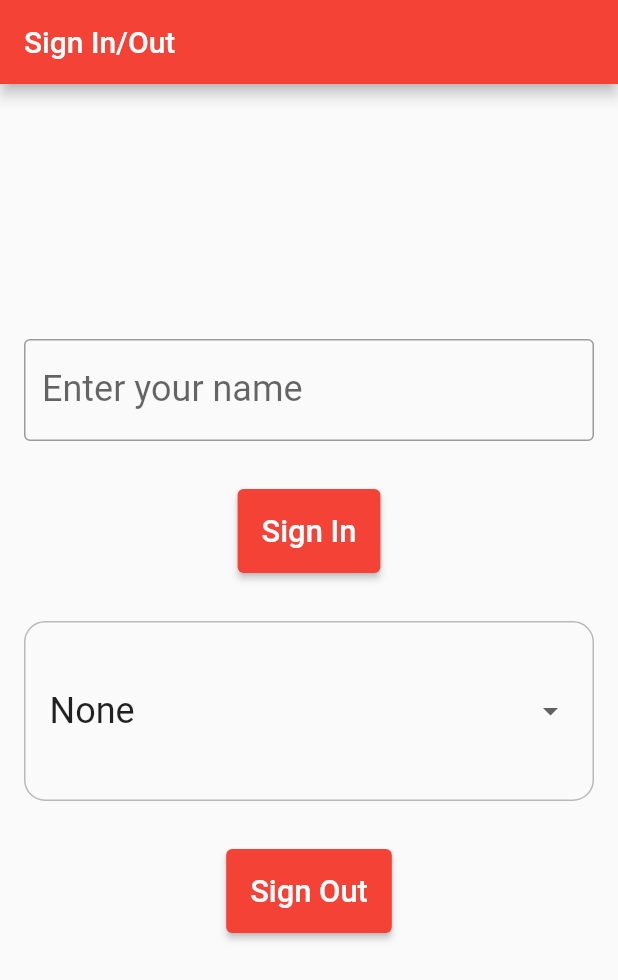
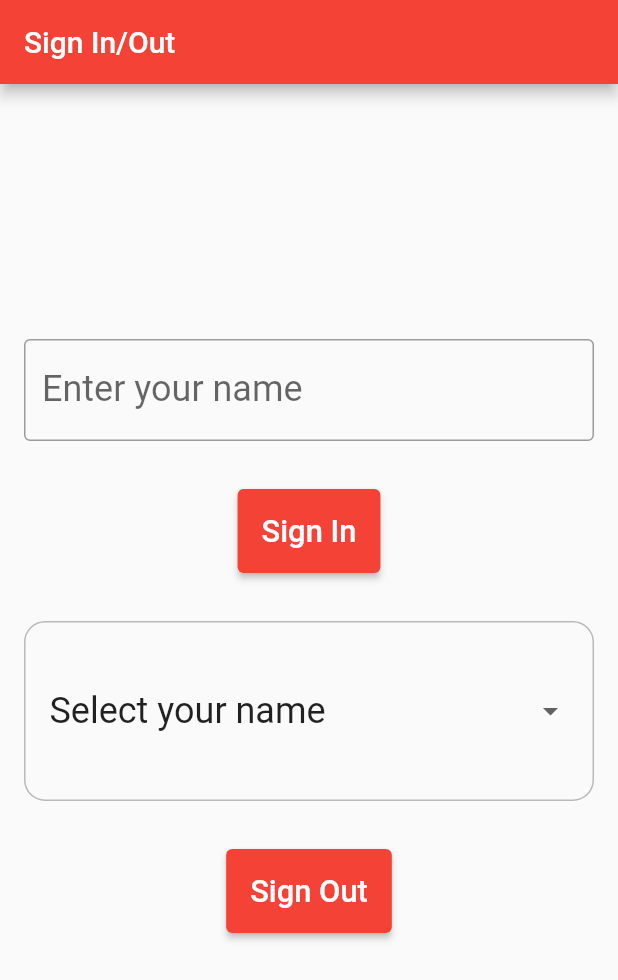
Before and after one commit to frc5567/signin-tracker, a Flutter app: the screen it shows after launch, after a tap on "Sign Out", on a phone screen of 412 x 824 dp. Shown: the top 980 px of the screen. Run offline on Flutter 3.47's test engine with Material 2 defaults, Android fonts, the phone set to English and light mode, and no system bars; drawn by our look-alikes of dropdown_button2; our stand-ins replace csv.

Commit message:
Updated None to Select your name for legibility

```diff
--- a/lib/main.dart
+++ b/lib/main.dart
@@ -19,8 +19,12 @@ List<Person> signInList = [];
 /// Map of people who are currently signed in
 Map<String, DateTime> currentlySignedIn = {};
 
-/// Default currently selected option for dropdown
-String _currentSelect = "None";
+/// Default dropdown string
+const _defaultDropdown = "Select your name";
+
+/// currently selected option for dropdown
+String _currentSelect = _defaultDropdown;
+
 
 class MyApp extends StatelessWidget {
   const MyApp({Key? key}) : super(key: key);
@@ -195,7 +199,7 @@ class _MyHomePageState extends State<MyHomePage> with WidgetsBindingObserver {
 
   /// Remove a person to our map and add them to the list with a sign out time
   void _signOut(String name) {
-    _currentSelect = "None";
+    _currentSelect = _defaultDropdown;
     Person signingOut = Person(
         name: name, signIn: currentlySignedIn.remove(name) ?? DateTime.now());
     signingOut.signOut = DateTime.now();
@@ -221,7 +225,7 @@ class _MyHomePageState extends State<MyHomePage> with WidgetsBindingObserver {
     StreamController<String> _controller = StreamController<String>();
 
     // add default value to our list. This will appear in csv, but so be it
-    currentlySignedIn.putIfAbsent("None", () => DateTime.now());
+    currentlySignedIn.putIfAbsent(_defaultDropdown, () => DateTime.now());
 
     // screen size data for scaling our button
     final width = MediaQuery.of(context).size.width;
@@ -317,14 +321,14 @@ class _MyHomePageState extends State<MyHomePage> with WidgetsBindingObserver {
                           ),
                         ),
                         onPressed: () {
-                          if (_currentSelect != "None") {
+                          if (_currentSelect != _defaultDropdown) {
                             _signOut(_currentSelect);
-                            _currentSelect = "None";
-                            _controller.sink.add("None");
+                            _currentSelect = _defaultDropdown;
+                            _controller.sink.add("Select your name");
                           } else {
                             if (kDebugMode) {
                               print(
-                                  "You've tried to delete the \"None\" entry. Don't do that.");
+                                  "You've tried to delete the \""+ _defaultDropdown + "\" entry. Don't do that.");
                             }
                           }
                         },
```
Also changed, not shown: 1 other file.
